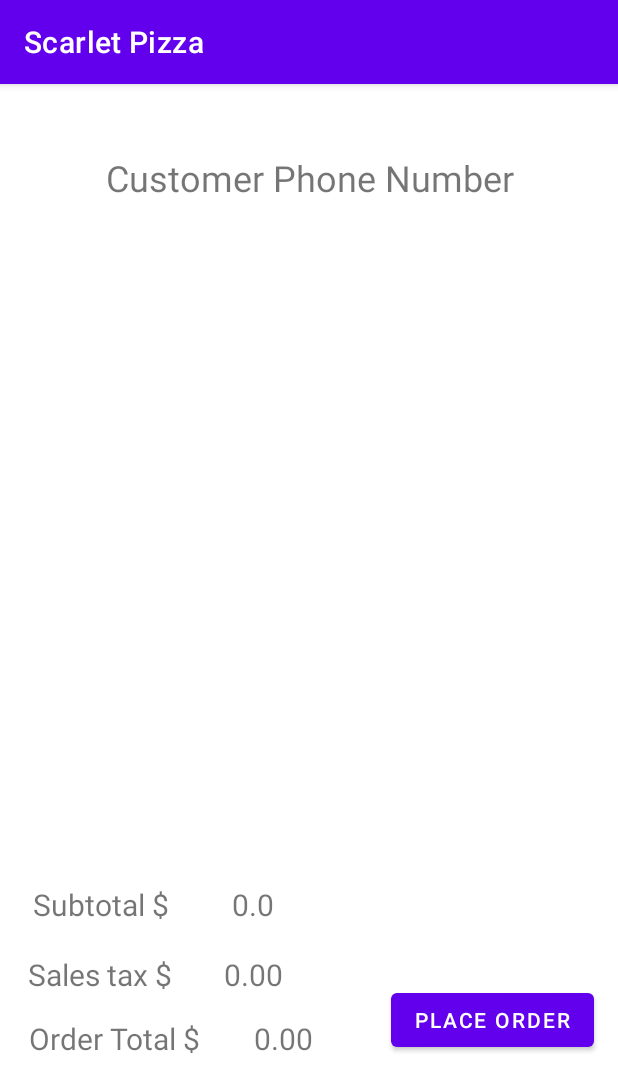
After one commit to JustinRhodes14/Android-Pizza-App, an Android app: the OrderActivity screen opened directly, with no data from a screen before it, on a phone screen of 412 x 824 dp. The commit adds this screen. Shown: the top 1092 px of the screen. Run offline under Robolectric (Android 15) with nearby library versions, the phone set to English and light mode, and no system bars; 1 statement that could not run was skipped.

Commit message:
working on currentorder

```diff
--- a/app/src/main/AndroidManifest.xml
+++ b/app/src/main/AndroidManifest.xml
@@ -9,6 +9,9 @@
         android:roundIcon="@mipmap/ic_launcher_round"
         android:supportsRtl="true"
         android:theme="@style/Theme.Project5akg106jgr85">
+        <activity
+            android:name=".OrderActivity"
+            android:exported="false" />
         <activity
             android:name=".PizzaActivity"
             android:exported="false" />
--- a/app/src/main/java/com/example/project5_akg106_jgr85/MainActivity.java
+++ b/app/src/main/java/com/example/project5_akg106_jgr85/MainActivity.java
@@ -22,10 +22,12 @@ public class MainActivity extends AppCompatActivity {
     public static final String PIZZA_TYPE = "com.example.project5_akg106_jgr85.MESSAGE";
     public static final int PIZZA_REQ = 1;
     public static final int PHONE_LENGTH = 10;
+    public static final int NOT_SET = -1;
 
     private ImageButton btn1;
     private ImageButton btn2;
     private ImageButton btn3;
+    private ImageButton btn4;
     private EditText editTextPhoneNumber;
 
     private long phoneNumber = -1;
@@ -39,8 +41,50 @@ public class MainActivity extends AppCompatActivity {
     protected void onCreate(Bundle savedInstanceState) {
         super.onCreate(savedInstanceState);
         setContentView(R.layout.activity_main);
+        editTextPhoneNumber = (EditText) findViewById(R.id.editTextPhoneNumber);
+        buttonInit();
+        orderButtonInit();
+    }
+
+    public void onActivityResult(int requestCode, int resultCode, Intent data) {
+        super.onActivityResult(requestCode, resultCode, data);
+        if (requestCode == PIZZA_REQ) {
+            if (resultCode == RESULT_OK) {
+                Pizza p = (Pizza)data.getSerializableExtra("pizza");
+                double price = Double.parseDouble(data.getStringExtra("price"));
+                o.addPizza(p,price);
+                CharSequence text = o.getPizzaList().toString();
+                Toast toast = Toast.makeText(getApplicationContext(),text,Toast.LENGTH_SHORT);
+                toast.show(); // temporary for testing, remove this
+            }
+        }
+    }
+
+    public void orderButtonInit() {
+        btn4 = (ImageButton)findViewById(R.id.imageButton5);
+        btn4.setOnClickListener(new View.OnClickListener() {
+            @Override
+            public void onClick(View v) {
+                if (phoneNumber == NOT_SET) {
+                    String s = "Please order something before checking the current order.";
+                    Toast toast = Toast.makeText(getApplicationContext(),s,Toast.LENGTH_SHORT);
+                    toast.show();
+                    return;
+                }
+                Intent intent = new Intent(MainActivity.this,OrderActivity.class);
+                String number = phoneNumber + "";
+                intent.putExtra("phone_number",number);
+                intent.putExtra("order_price",(o.getPrice()+""));
+                startActivityForResult(intent,PIZZA_REQ);
+            }
+        });
+    }
+
+    /**
+     * Initializes event handlers for buttons.
+     */
+    public void buttonInit() {
         btn1 = (ImageButton) findViewById(R.id.imageButton);
-        editTextPhoneNumber = (EditText) findViewById(R.id.editTextPhoneNumber);
         btn1.setOnClickListener(new View.OnClickListener() {
             @Override
             public void onClick(View v) {
@@ -75,20 +119,6 @@ public class MainActivity extends AppCompatActivity {
         });
     }
 
-    public void onActivityResult(int requestCode, int resultCode, Intent data) {
-        super.onActivityResult(requestCode, resultCode, data);
-        if (requestCode == PIZZA_REQ) {
-            if (resultCode == RESULT_OK) {
-                Pizza p = (Pizza)data.getSerializableExtra("pizza");
-                double price = Double.parseDouble(data.getStringExtra("price"));
-                o.addPizza(p,price);
-                CharSequence text = o.getPizzaList().toString();
-                Toast toast = Toast.makeText(getApplicationContext(),text,Toast.LENGTH_SHORT);
-                toast.show();
-            }
-        }
-    }
-
     /**
      * Event handler for deluxe pizza button click.
      */
@@ -121,7 +151,7 @@ public class MainActivity extends AppCompatActivity {
 
     /**
      * Ensures text phone number is a valid entry before proceeding to other activities.
-     * @return
+     * @return Whether or not phone number is valid.
      */
     protected boolean validPhoneNumber() {
         return (editTextPhoneNumber.getText().toString().length() == PHONE_LENGTH);
--- /dev/null
+++ b/app/src/main/java/com/example/project5_akg106_jgr85/OrderActivity.java
@@ -0,0 +1,36 @@
+package com.example.project5_akg106_jgr85;
+
+import androidx.appcompat.app.AppCompatActivity;
+
+import android.content.Intent;
+import android.os.Bundle;
+import android.widget.TextView;
+
+public class OrderActivity extends AppCompatActivity {
+
+    private TextView phoneText;
+    private TextView subtotal;
+    private TextView salesTax;
+    private TextView total;
+
+    private static final double TAX_RATE = .06625;
+
+    @Override
+    protected void onCreate(Bundle savedInstanceState) {
+        super.onCreate(savedInstanceState);
+        setContentView(R.layout.activity_order);
+        phoneText = (TextView)findViewById(R.id.textView8);
+        subtotal = (TextView)findViewById(R.id.textView12);
+        salesTax = (TextView)findViewById(R.id.textView13);
+        total = (TextView)findViewById(R.id.textView14);
+        Intent data = getIntent();
+        double price = Double.parseDouble(data.getStringExtra("order_price"));
+        subtotal.setText((price + ""));
+        double saleTax = (price*TAX_RATE);
+        double orderTotal = price + (price*TAX_RATE);
+        salesTax.setText(String.format("%,.2f",saleTax));
+        total.setText(String.format("%,.2f",orderTotal));
+        phoneText.setText(data.getStringExtra("phone_number"));
+
+    }
+}
--- a/app/src/main/res/layout/activity_main.xml
+++ b/app/src/main/res/layout/activity_main.xml
@@ -8,6 +8,7 @@
 
     <ImageButton
         android:id="@+id/imageButton4"
+        android:contentDescription="@string/deluxe"
         android:layout_width="159dp"
         android:layout_height="122dp"
         android:adjustViewBounds="false"
@@ -21,6 +22,7 @@
 
     <ImageButton
         android:id="@+id/imageButton3"
+        android:contentDescription="@string/deluxe"
         android:layout_width="159dp"
         android:layout_height="122dp"
         android:adjustViewBounds="false"
@@ -35,6 +37,7 @@
 
     <ImageButton
         android:id="@+id/imageButton"
+        android:contentDescription="@string/deluxe"
         android:layout_width="159dp"
         android:layout_height="122dp"
         android:adjustViewBounds="false"
@@ -50,6 +53,7 @@
 
     <ImageButton
         android:id="@+id/imageButton6"
+        android:contentDescription="@string/deluxe"
         android:layout_width="159dp"
         android:layout_height="122dp"
         android:adjustViewBounds="false"
@@ -64,6 +68,7 @@
 
     <ImageButton
         android:id="@+id/imageButton5"
+        android:contentDescription="@string/deluxe"
         android:layout_width="159dp"
         android:layout_height="122dp"
         android:adjustViewBounds="false"
@@ -78,13 +83,13 @@
 
     <EditText
         android:id="@+id/editTextPhoneNumber"
+        android:autofillHints="creditCardNumber"
         android:layout_width="wrap_content"
         android:layout_height="wrap_content"
         android:ems="10"
         android:hint="@string/phone_number"
         android:maxLength="10"
-        android:numeric="integer"
-        android:phoneNumber="false"
+        android:inputType="number"
         app:layout_constraintBottom_toBottomOf="parent"
         app:layout_constraintEnd_toEndOf="parent"
         app:layout_constraintHorizontal_bias="0.497"
--- /dev/null
+++ b/app/src/main/res/layout/activity_order.xml
@@ -0,0 +1,137 @@
+<?xml version="1.0" encoding="utf-8"?>
+<androidx.constraintlayout.widget.ConstraintLayout xmlns:android="http://schemas.android.com/apk/res/android"
+    xmlns:app="http://schemas.android.com/apk/res-auto"
+    xmlns:tools="http://schemas.android.com/tools"
+    android:layout_width="match_parent"
+    android:layout_height="match_parent"
+    tools:context=".OrderActivity">
+
+    <TextView
+        android:id="@+id/textView14"
+        android:layout_width="102dp"
+        android:layout_height="25dp"
+        android:gravity="center"
+        android:textSize="20sp"
+        app:layout_constraintBottom_toBottomOf="parent"
+        app:layout_constraintEnd_toEndOf="parent"
+        app:layout_constraintHorizontal_bias="0.446"
+        app:layout_constraintStart_toStartOf="parent"
+        app:layout_constraintTop_toTopOf="parent"
+        app:layout_constraintVertical_bias="0.838" />
+
+    <TextView
+        android:id="@+id/textView13"
+        android:layout_width="102dp"
+        android:layout_height="25dp"
+        android:gravity="center"
+        android:textSize="20sp"
+        app:layout_constraintBottom_toBottomOf="parent"
+        app:layout_constraintEnd_toEndOf="parent"
+        app:layout_constraintHorizontal_bias="0.381"
+        app:layout_constraintStart_toStartOf="parent"
+        app:layout_constraintTop_toTopOf="parent"
+        app:layout_constraintVertical_bias="0.781" />
+
+    <TextView
+        android:id="@+id/textView12"
+        android:layout_width="102dp"
+        android:layout_height="25dp"
+        android:gravity="center"
+        android:textSize="20sp"
+        app:layout_constraintBottom_toBottomOf="parent"
+        app:layout_constraintEnd_toEndOf="parent"
+        app:layout_constraintHorizontal_bias="0.381"
+        app:layout_constraintStart_toStartOf="parent"
+        app:layout_constraintTop_toTopOf="parent"
+        app:layout_constraintVertical_bias="0.718" />
+
+    <TextView
+        android:id="@+id/textView3"
+        android:layout_width="309dp"
+        android:layout_height="44dp"
+        android:gravity="center"
+        android:text="@string/phone_text"
+        android:textSize="24sp"
+        app:layout_constraintBottom_toBottomOf="parent"
+        app:layout_constraintEnd_toEndOf="parent"
+        app:layout_constraintStart_toStartOf="parent"
+        app:layout_constraintTop_toTopOf="parent"
+        app:layout_constraintVertical_bias="0.056" />
+
+    <TextView
+        android:id="@+id/textView8"
+        android:layout_width="309dp"
+        android:layout_height="44dp"
+        android:gravity="center"
+        android:textSize="24sp"
+        app:layout_constraintBottom_toBottomOf="parent"
+        app:layout_constraintEnd_toEndOf="parent"
+        app:layout_constraintStart_toStartOf="parent"
+        app:layout_constraintTop_toTopOf="parent"
+        app:layout_constraintVertical_bias="0.139" />
+
+    <ListView
+        android:layout_width="307dp"
+        android:layout_height="288dp"
+        app:layout_constraintBottom_toBottomOf="parent"
+        app:layout_constraintEnd_toEndOf="parent"
+        app:layout_constraintHorizontal_bias="0.509"
+        app:layout_constraintStart_toStartOf="parent"
+        app:layout_constraintTop_toTopOf="parent"
+        app:layout_constraintVertical_bias="0.397" />
+
+    <TextView
+        android:id="@+id/textView9"
+        android:layout_width="102dp"
+        android:layout_height="25dp"
+        android:gravity="center"
+        android:text="@string/subtotal"
+        android:textSize="20sp"
+        app:layout_constraintBottom_toBottomOf="parent"
+        app:layout_constraintEnd_toEndOf="parent"
+        app:layout_constraintHorizontal_bias="0.051"
+        app:layout_constraintStart_toStartOf="parent"
+        app:layout_constraintTop_toTopOf="parent"
+        app:layout_constraintVertical_bias="0.718" />
+
+    <TextView
+        android:id="@+id/textView10"
+        android:layout_width="102dp"
+        android:layout_height="25dp"
+        android:gravity="center"
+        android:text="@string/sale_tax"
+        android:textSize="20sp"
+        app:layout_constraintBottom_toBottomOf="parent"
+        app:layout_constraintEnd_toEndOf="parent"
+        app:layout_constraintHorizontal_bias="0.051"
+        app:layout_constraintStart_toStartOf="parent"
+        app:layout_constraintTop_toTopOf="parent"
+        app:layout_constraintVertical_bias="0.781" />
+
+    <TextView
+        android:id="@+id/textView11"
+        android:layout_width="124dp"
+        android:layout_height="25dp"
+        android:gravity="center"
+        android:text="@string/total_amount"
+        android:textSize="20sp"
+        app:layout_constraintBottom_toBottomOf="parent"
+        app:layout_constraintEnd_toEndOf="parent"
+        app:layout_constraintHorizontal_bias="0.048"
+        app:layout_constraintStart_toStartOf="parent"
+        app:layout_constraintTop_toTopOf="parent"
+        app:layout_constraintVertical_bias="0.838" />
+
+    <Button
+        android:id="@+id/button"
+        android:layout_width="wrap_content"
+        android:layout_height="wrap_content"
+        android:text="@string/place_order"
+        app:layout_constraintBottom_toBottomOf="parent"
+        app:layout_constraintEnd_toEndOf="parent"
+        app:layout_constraintHorizontal_bias="0.941"
+        app:layout_constraintStart_toStartOf="parent"
+        app:layout_constraintTop_toTopOf="parent"
+        app:layout_constraintVertical_bias="0.833" />
+
+</androidx.constraintlayout.widget.ConstraintLayout>
--- a/app/src/main/res/values/strings.xml
+++ b/app/src/main/res/values/strings.xml
@@ -17,4 +17,9 @@
     <string name="add_order">Add to Order</string>
     <string name="deluxe_click">deluxeClick</string>
     <string name="deluxe">Deluxe Pizza</string>
+    <string name="place_order">Place Order</string>
+    <string name="phone_text">Customer Phone Number</string>
+    <string name="sale_tax">Sales tax $</string>
+    <string name="subtotal">Subtotal $</string>
+    <string name="total_amount">Order Total $</string>
 </resources>
```
